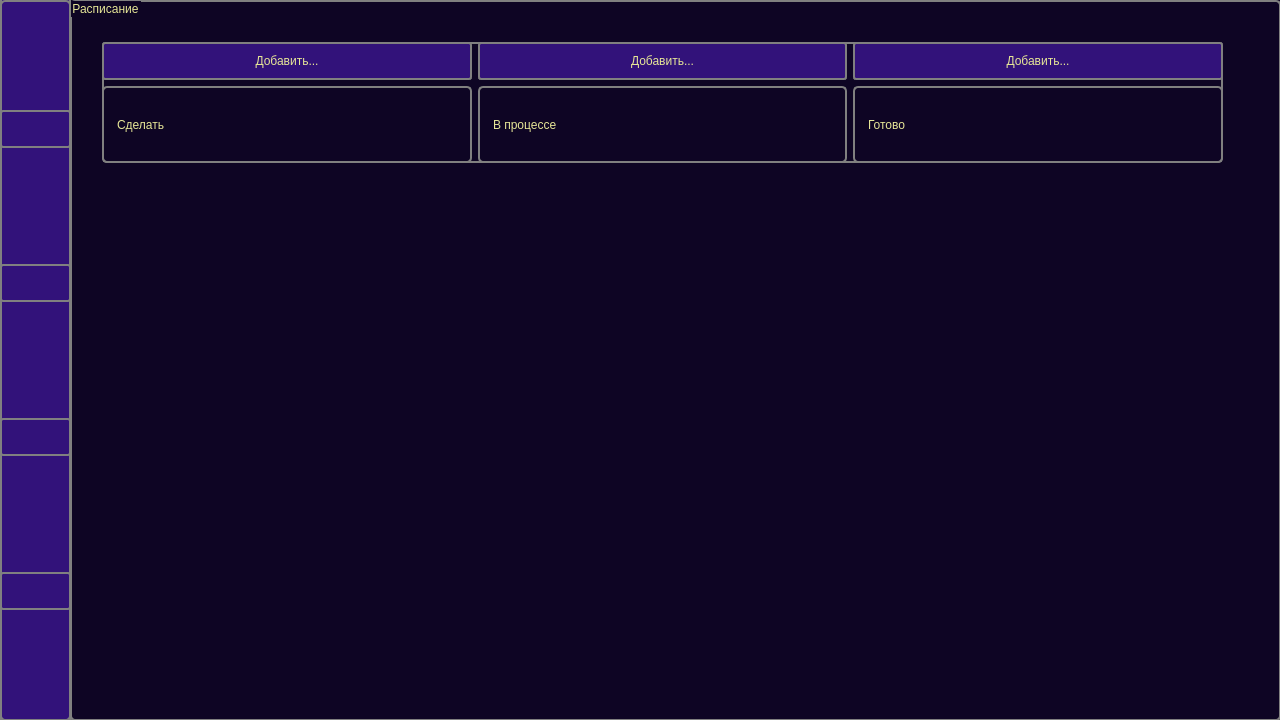
Old version of the form main.ui in the repository ZeNik77/MEGAPROJECT.
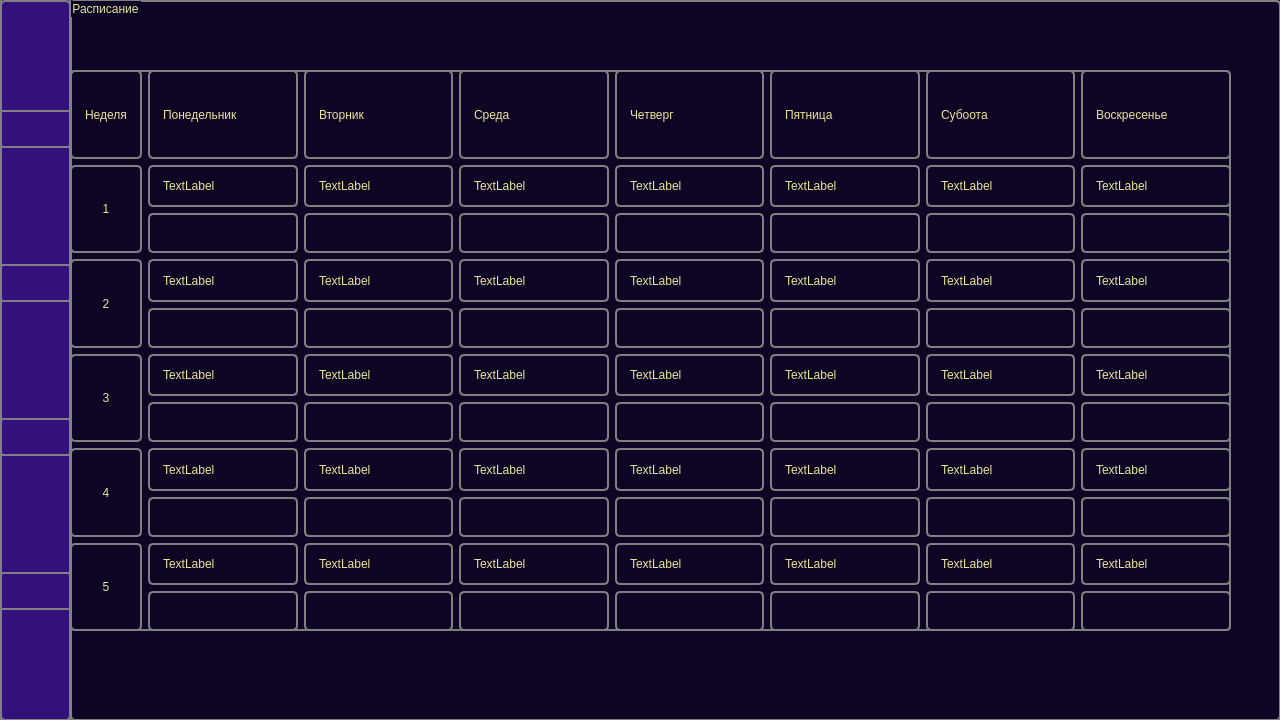
New version of the form. Icons and pictures are not drawn.

```diff
--- a/main.ui
+++ b/main.ui
@@ -340,6 +340,637 @@
      </layout>
     </widget>
    </widget>
+   <widget class="QGroupBox" name="groupBox_4">
+    <property name="geometry">
+     <rect>
+      <x>70</x>
+      <y>0</y>
+      <width>1211</width>
+      <height>721</height>
+     </rect>
+    </property>
+    <property name="styleSheet">
+     <string notr="true">color: #E6E697;
+border: 2px solid gray;
+padding: 10px;
+border-radius: 5px;</string>
+    </property>
+    <property name="title">
+     <string>Расписание</string>
+    </property>
+    <widget class="QWidget" name="layoutWidget_2">
+     <property name="geometry">
+      <rect>
+       <x>0</x>
+       <y>70</y>
+       <width>1161</width>
+       <height>561</height>
+      </rect>
+     </property>
+     <layout class="QGridLayout" name="gridLayout_2">
+      <item row="4" column="7">
+       <layout class="QVBoxLayout" name="verticalLayout_46">
+        <item>
+         <widget class="QLabel" name="label_65">
+          <property name="text">
+           <string>TextLabel</string>
+          </property>
+         </widget>
+        </item>
+        <item>
+         <widget class="QLineEdit" name="lineEdit_43"/>
+        </item>
+       </layout>
+      </item>
+      <item row="4" column="6">
+       <layout class="QVBoxLayout" name="verticalLayout_45">
+        <item>
+         <widget class="QLabel" name="label_64">
+          <property name="text">
+           <string>TextLabel</string>
+          </property>
+         </widget>
+        </item>
+        <item>
+         <widget class="QLineEdit" name="lineEdit_42"/>
+        </item>
+       </layout>
+      </item>
+      <item row="4" column="5">
+       <layout class="QVBoxLayout" name="verticalLayout_44">
+        <item>
+         <widget class="QLabel" name="label_63">
+          <property name="text">
+           <string>TextLabel</string>
+          </property>
+         </widget>
+        </item>
+        <item>
+         <widget class="QLineEdit" name="lineEdit_41"/>
+        </item>
+       </layout>
+      </item>
+      <item row="4" column="4">
+       <layout class="QVBoxLayout" name="verticalLayout_43">
+        <item>
+         <widget class="QLabel" name="label_62">
+          <property name="text">
+           <string>TextLabel</string>
+          </property>
+         </widget>
+        </item>
+        <item>
+         <widget class="QLineEdit" name="lineEdit_40"/>
+        </item>
+       </layout>
+      </item>
+      <item row="4" column="1">
+       <layout class="QVBoxLayout" name="verticalLayout_40">
+        <item>
+         <widget class="QLabel" name="label_59">
+          <property name="text">
+           <string>TextLabel</string>
+          </property>
+         </widget>
+        </item>
+        <item>
+         <widget class="QLineEdit" name="lineEdit_37"/>
+        </item>
+       </layout>
+      </item>
+      <item row="4" column="2">
+       <layout class="QVBoxLayout" name="verticalLayout_41">
+        <item>
+         <widget class="QLabel" name="label_60">
+          <property name="text">
+           <string>TextLabel</string>
+          </property>
+         </widget>
+        </item>
+        <item>
+         <widget class="QLineEdit" name="lineEdit_38"/>
+        </item>
+       </layout>
+      </item>
+      <item row="4" column="3">
+       <layout class="QVBoxLayout" name="verticalLayout_42">
+        <item>
+         <widget class="QLabel" name="label_61">
+          <property name="text">
+           <string>TextLabel</string>
+          </property>
+         </widget>
+        </item>
+        <item>
+         <widget class="QLineEdit" name="lineEdit_39"/>
+        </item>
+       </layout>
+      </item>
+      <item row="2" column="1">
+       <layout class="QVBoxLayout" name="verticalLayout_10">
+        <item>
+         <widget class="QLabel" name="label_8">
+          <property name="text">
+           <string>TextLabel</string>
+          </property>
+         </widget>
+        </item>
+        <item>
+         <widget class="QLineEdit" name="lineEdit_8"/>
+        </item>
+       </layout>
+      </item>
+      <item row="2" column="5">
+       <layout class="QVBoxLayout" name="verticalLayout_15">
+        <item>
+         <widget class="QLabel" name="label_13">
+          <property name="text">
+           <string>TextLabel</string>
+          </property>
+         </widget>
+        </item>
+        <item>
+         <widget class="QLineEdit" name="lineEdit_13"/>
+        </item>
+       </layout>
+      </item>
+      <item row="2" column="3">
+       <layout class="QVBoxLayout" name="verticalLayout_13">
+        <item>
+         <widget class="QLabel" name="label_11">
+          <property name="text">
+           <string>TextLabel</string>
+          </property>
+         </widget>
+        </item>
+        <item>
+         <widget class="QLineEdit" name="lineEdit_11"/>
+        </item>
+       </layout>
+      </item>
+      <item row="2" column="2">
+       <layout class="QVBoxLayout" name="verticalLayout_12">
+        <item>
+         <widget class="QLabel" name="label_10">
+          <property name="text">
+           <string>TextLabel</string>
+          </property>
+         </widget>
+        </item>
+        <item>
+         <widget class="QLineEdit" name="lineEdit_10"/>
+        </item>
+       </layout>
+      </item>
+      <item row="0" column="5">
+       <widget class="QLabel" name="label_Friday">
+        <property name="text">
+         <string>Пятница</string>
+        </property>
+       </widget>
+      </item>
+      <item row="1" column="2">
+       <layout class="QVBoxLayout" name="verticalLayout_5">
+        <item>
+         <widget class="QLabel" name="label_3">
+          <property name="text">
+           <string>TextLabel</string>
+          </property>
+         </widget>
+        </item>
+        <item>
+         <widget class="QLineEdit" name="lineEdit_3"/>
+        </item>
+       </layout>
+      </item>
+      <item row="0" column="7">
+       <widget class="QLabel" name="label_Sunday">
+        <property name="text">
+         <string>Воскресенье</string>
+        </property>
+       </widget>
+      </item>
+      <item row="1" column="1">
+       <layout class="QVBoxLayout" name="verticalLayout_4">
+        <item>
+         <widget class="QLabel" name="label_2">
+          <property name="text">
+           <string>TextLabel</string>
+          </property>
+         </widget>
+        </item>
+        <item>
+         <widget class="QLineEdit" name="lineEdit_2"/>
+        </item>
+       </layout>
+      </item>
+      <item row="0" column="3">
+       <widget class="QLabel" name="label_Wednesday">
+        <property name="text">
+         <string>Среда</string>
+        </property>
+       </widget>
+      </item>
+      <item row="0" column="2">
+       <widget class="QLabel" name="label_Tuesday">
+        <property name="text">
+         <string>Вторник</string>
+        </property>
+       </widget>
+      </item>
+      <item row="0" column="4">
+       <widget class="QLabel" name="label_Thursday">
+        <property name="text">
+         <string>Четверг</string>
+        </property>
+       </widget>
+      </item>
+      <item row="2" column="4">
+       <layout class="QVBoxLayout" name="verticalLayout_14">
+        <item>
+         <widget class="QLabel" name="label_12">
+          <property name="text">
+           <string>TextLabel</string>
+          </property>
+         </widget>
+        </item>
+        <item>
+         <widget class="QLineEdit" name="lineEdit_12"/>
+        </item>
+       </layout>
+      </item>
+      <item row="2" column="6">
+       <layout class="QVBoxLayout" name="verticalLayout_16">
+        <item>
+         <widget class="QLabel" name="label_14">
+          <property name="text">
+           <string>TextLabel</string>
+          </property>
+         </widget>
+        </item>
+        <item>
+         <widget class="QLineEdit" name="lineEdit_14"/>
+        </item>
+       </layout>
+      </item>
+      <item row="1" column="6">
+       <layout class="QVBoxLayout" name="verticalLayout_9">
+        <item>
+         <widget class="QLabel" name="label_7">
+          <property name="text">
+           <string>TextLabel</string>
+          </property>
+         </widget>
+        </item>
+        <item>
+         <widget class="QLineEdit" name="lineEdit_7"/>
+        </item>
+       </layout>
+      </item>
+      <item row="1" column="4">
+       <layout class="QVBoxLayout" name="verticalLayout_7">
+        <item>
+         <widget class="QLabel" name="label_5">
+          <property name="text">
+           <string>TextLabel</string>
+          </property>
+         </widget>
+        </item>
+        <item>
+         <widget class="QLineEdit" name="lineEdit_5"/>
+        </item>
+       </layout>
+      </item>
+      <item row="1" column="3">
+       <layout class="QVBoxLayout" name="verticalLayout_6">
+        <item>
+         <widget class="QLabel" name="label_4">
+          <property name="text">
+           <string>TextLabel</string>
+          </property>
+         </widget>
+        </item>
+        <item>
+         <widget class="QLineEdit" name="lineEdit_4"/>
+        </item>
+       </layout>
+      </item>
+      <item row="0" column="6">
+       <widget class="QLabel" name="label_Saturday">
+        <property name="text">
+         <string>Субоота</string>
+        </property>
+       </widget>
+      </item>
+      <item row="1" column="5">
+       <layout class="QVBoxLayout" name="verticalLayout_8">
+        <item>
+         <widget class="QLabel" name="label_6">
+          <property name="text">
+           <string>TextLabel</string>
+          </property>
+         </widget>
+        </item>
+        <item>
+         <widget class="QLineEdit" name="lineEdit_6"/>
+        </item>
+       </layout>
+      </item>
+      <item row="0" column="1">
+       <widget class="QLabel" name="label_Monday">
+        <property name="text">
+         <string>Понедельник</string>
+        </property>
+       </widget>
+      </item>
+      <item row="2" column="0">
+       <widget class="QLabel" name="label_w2">
+        <property name="text">
+         <string>2</string>
+        </property>
+        <property name="alignment">
+         <set>Qt::AlignCenter</set>
+        </property>
+       </widget>
+      </item>
+      <item row="1" column="0">
+       <widget class="QLabel" name="label_w1">
+        <property name="text">
+         <string>1</string>
+        </property>
+        <property name="alignment">
+         <set>Qt::AlignCenter</set>
+        </property>
+       </widget>
+      </item>
+      <item row="0" column="0">
+       <widget class="QLabel" name="label_week">
+        <property name="text">
+         <string>Неделя</string>
+        </property>
+       </widget>
+      </item>
+      <item row="2" column="7">
+       <layout class="QVBoxLayout" name="verticalLayout_17">
+        <item>
+         <widget class="QLabel" name="label_25">
+          <property name="text">
+           <string>TextLabel</string>
+          </property>
+         </widget>
+        </item>
+        <item>
+         <widget class="QLineEdit" name="lineEdit_15"/>
+        </item>
+       </layout>
+      </item>
+      <item row="1" column="7">
+       <layout class="QVBoxLayout" name="verticalLayout_11">
+        <item>
+         <widget class="QLabel" name="label_9">
+          <property name="text">
+           <string>TextLabel</string>
+          </property>
+         </widget>
+        </item>
+        <item>
+         <widget class="QLineEdit" name="lineEdit_9"/>
+        </item>
+       </layout>
+      </item>
+      <item row="3" column="3">
+       <layout class="QVBoxLayout" name="verticalLayout_33">
+        <item>
+         <widget class="QLabel" name="label_52">
+          <property name="text">
+           <string>TextLabel</string>
+          </property>
+         </widget>
+        </item>
+        <item>
+         <widget class="QLineEdit" name="lineEdit_31"/>
+        </item>
+       </layout>
+      </item>
+      <item row="3" column="4">
+       <layout class="QVBoxLayout" name="verticalLayout_37">
+        <item>
+         <layout class="QVBoxLayout" name="verticalLayout_34">
+          <item>
+           <widget class="QLabel" name="label_53">
+            <property name="text">
+             <string>TextLabel</string>
+            </property>
+           </widget>
+          </item>
+          <item>
+           <widget class="QLineEdit" name="lineEdit_32"/>
+          </item>
+         </layout>
+        </item>
+       </layout>
+      </item>
+      <item row="3" column="1">
+       <layout class="QVBoxLayout" name="verticalLayout_32">
+        <item>
+         <widget class="QLabel" name="label_51">
+          <property name="text">
+           <string>TextLabel</string>
+          </property>
+         </widget>
+        </item>
+        <item>
+         <widget class="QLineEdit" name="lineEdit_30"/>
+        </item>
+       </layout>
+      </item>
+      <item row="3" column="5">
+       <layout class="QVBoxLayout" name="verticalLayout_35">
+        <item>
+         <widget class="QLabel" name="label_54">
+          <property name="text">
+           <string>TextLabel</string>
+          </property>
+         </widget>
+        </item>
+        <item>
+         <widget class="QLineEdit" name="lineEdit_33"/>
+        </item>
+       </layout>
+      </item>
+      <item row="3" column="2">
+       <layout class="QVBoxLayout" name="verticalLayout_38">
+        <item>
+         <widget class="QLabel" name="label_57">
+          <property name="text">
+           <string>TextLabel</string>
+          </property>
+         </widget>
+        </item>
+        <item>
+         <widget class="QLineEdit" name="lineEdit_36"/>
+        </item>
+       </layout>
+      </item>
+      <item row="3" column="6">
+       <layout class="QVBoxLayout" name="verticalLayout_36">
+        <item>
+         <widget class="QLabel" name="label_55">
+          <property name="text">
+           <string>TextLabel</string>
+          </property>
+         </widget>
+        </item>
+        <item>
+         <widget class="QLineEdit" name="lineEdit_34"/>
+        </item>
+       </layout>
+      </item>
+      <item row="3" column="0">
+       <widget class="QLabel" name="label_w3">
+        <property name="text">
+         <string>3</string>
+        </property>
+        <property name="alignment">
+         <set>Qt::AlignCenter</set>
+        </property>
+       </widget>
+      </item>
+      <item row="3" column="7">
+       <layout class="QVBoxLayout" name="verticalLayout_39">
+        <item>
+         <widget class="QLabel" name="label_56">
+          <property name="text">
+           <string>TextLabel</string>
+          </property>
+         </widget>
+        </item>
+        <item>
+         <widget class="QLineEdit" name="lineEdit_35"/>
+        </item>
+       </layout>
+      </item>
+      <item row="4" column="0">
+       <widget class="QLabel" name="label_w4">
+        <property name="text">
+         <string>4</string>
+        </property>
+        <property name="alignment">
+         <set>Qt::AlignCenter</set>
+        </property>
+       </widget>
+      </item>
+      <item row="5" column="0">
+       <widget class="QLabel" name="label_w5">
+        <property name="text">
+         <string>5</string>
+        </property>
+        <property name="alignment">
+         <set>Qt::AlignCenter</set>
+        </property>
+       </widget>
+      </item>
+      <item row="5" column="1">
+       <layout class="QVBoxLayout" name="verticalLayout_47">
+        <item>
+         <widget class="QLabel" name="label_67">
+          <property name="text">
+           <string>TextLabel</string>
+          </property>
+         </widget>
+        </item>
+        <item>
+         <widget class="QLineEdit" name="lineEdit_44"/>
+        </item>
+       </layout>
+      </item>
+      <item row="5" column="2">
+       <layout class="QVBoxLayout" name="verticalLayout_48">
+        <item>
+         <widget class="QLabel" name="label_68">
+          <property name="text">
+           <string>TextLabel</string>
+          </property>
+         </widget>
+        </item>
+        <item>
+         <widget class="QLineEdit" name="lineEdit_45"/>
+        </item>
+       </layout>
+      </item>
+      <item row="5" column="3">
+       <layout class="QVBoxLayout" name="verticalLayout_49">
+        <item>
+         <widget class="QLabel" name="label_69">
+          <property name="text">
+           <string>TextLabel</string>
+          </property>
+         </widget>
+        </item>
+        <item>
+         <widget class="QLineEdit" name="lineEdit_46"/>
+        </item>
+       </layout>
+      </item>
+      <item row="5" column="4">
+       <layout class="QVBoxLayout" name="verticalLayout_50">
+        <item>
+         <widget class="QLabel" name="label_70">
+          <property name="text">
+           <string>TextLabel</string>
+          </property>
+         </widget>
+        </item>
+        <item>
+         <widget class="QLineEdit" name="lineEdit_47"/>
+        </item>
+       </layout>
+      </item>
+      <item row="5" column="5">
+       <layout class="QVBoxLayout" name="verticalLayout_51">
+        <item>
+         <widget class="QLabel" name="label_71">
+          <property name="text">
+           <string>TextLabel</string>
+          </property>
+         </widget>
+        </item>
+        <item>
+         <widget class="QLineEdit" name="lineEdit_48"/>
+        </item>
+       </layout>
+      </item>
+      <item row="5" column="6">
+       <layout class="QVBoxLayout" name="verticalLayout_52">
+        <item>
+         <widget class="QLabel" name="label_72">
+          <property name="text">
+           <string>TextLabel</string>
+          </property>
+         </widget>
+        </item>
+        <item>
+         <widget class="QLineEdit" name="lineEdit_49"/>
+        </item>
+       </layout>
+      </item>
+      <item row="5" column="7">
+       <layout class="QVBoxLayout" name="verticalLayout_53">
+        <item>
+         <widget class="QLabel" name="label_73">
+          <property name="text">
+           <string>TextLabel</string>
+          </property>
+         </widget>
+        </item>
+        <item>
+         <widget class="QLineEdit" name="lineEdit_50"/>
+        </item>
+       </layout>
+      </item>
+     </layout>
+    </widget>
+   </widget>
   </widget>
  </widget>
  <resources/>
```
